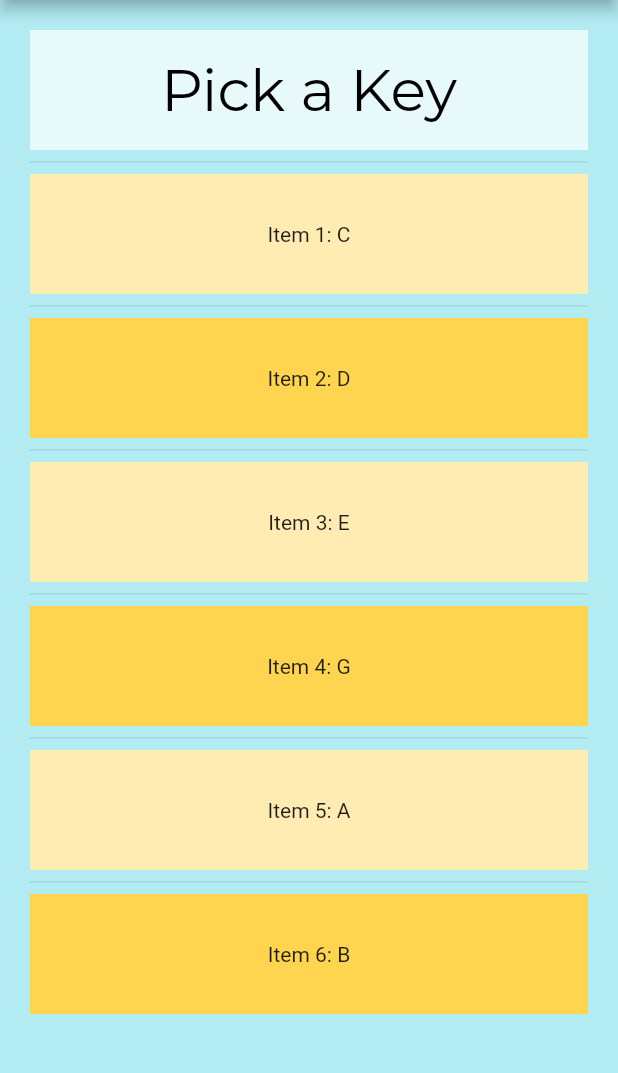
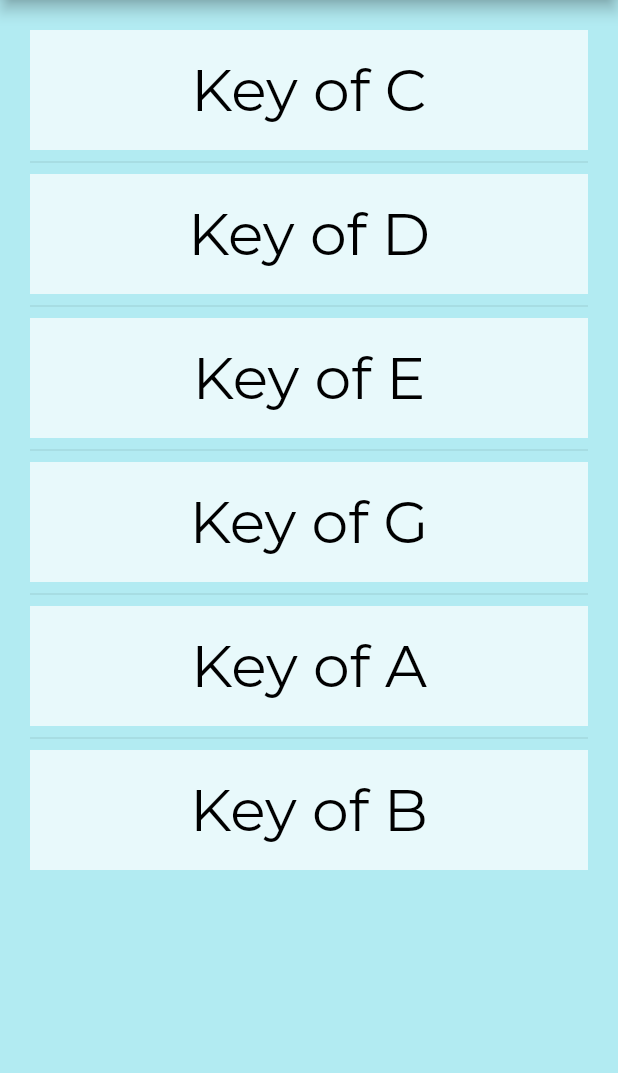
Before and after one commit to kobemhlee/chord_app, a Flutter app: the ChordLibrary screen opened directly, on a phone screen of 412 x 824 dp, the part 84-1157 px from its top. Run offline on Flutter 3.47's test engine with Material 2 defaults, Android fonts, the phone set to English and light mode, and no system bars; our stand-ins replace audioplayers.

Commit message:
Chord Lib page update

```diff
--- a/lib/chordlibpage.dart
+++ b/lib/chordlibpage.dart
@@ -48,7 +48,7 @@ class _ChordLibrary extends State<ChordLibrary> {
 Widget keyChooser(){
   List<int> colorCodes = <int>[300, 100];
 
-  List<String> test = <String>["C", "C", "D", "E", "G", "A", "B"];
+  List<String> test = <String>["C", "D", "E", "G", "A", "B"];
 
   return ListView.separated(
     scrollDirection: Axis.vertical,
@@ -56,12 +56,11 @@ Widget keyChooser(){
     padding: const EdgeInsets.all(20),
     itemCount: test.length,
     itemBuilder: (BuildContext context, int index) {
-      if (index == 0){
         return Container(
             height: 80,
             color: Colors.white70,
             child: Center(child: Text(
-                'Pick a Key',
+                'Key of ${test[index]}',
                 textAlign: TextAlign.center,
                 style: TextStyle(
                   fontFamily: 'Montserrat',
@@ -70,18 +69,6 @@ Widget keyChooser(){
                   color: Colors.black,
                 )
             ),)
-          //Text('Item $index: ${mondayEvents[index]}')),
-          //Center(child: Text('Item $index: ${mondayEvents[index]}')),
-        );
-      }
-      else
-        return Container(
-            height: 80,
-            color: Colors.amber[colorCodes[index%2]],
-            child: InkWell(
-                child: Center(child: Text('Item $index: ${test[index]}')))
-          //Text('Item $index: ${mondayEvents[index]}')),
-          //Center(child: Text('Item $index: ${mondayEvents[index]}')),
         );
     },
     separatorBuilder: (BuildContext context, int index) => const Divider(),
```
